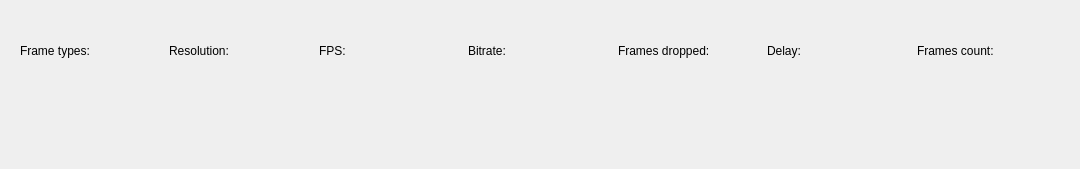
Qt form codec-preview/VideoStatisticsWidget.ui (pszopinski/codec-preview) before a commit.
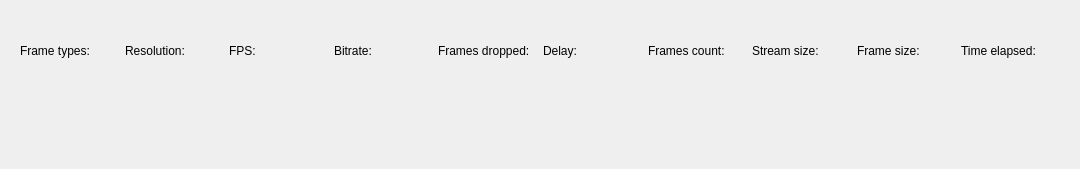
The same form after that commit.

Commit message: added: stream size, frame size and time

The edit to the form file:
```diff
--- a/codec-preview/VideoStatisticsWidget.ui
+++ b/codec-preview/VideoStatisticsWidget.ui
@@ -139,6 +139,60 @@
         </item>
        </layout>
       </item>
+	  <item row="0" column="7">
+       <layout class="QVBoxLayout" name="verticalLayout_15">
+        <item>
+         <widget class="QLabel" name="label_10">
+          <property name="text">
+           <string>Stream size:</string>
+          </property>
+         </widget>
+        </item>
+        <item>
+         <widget class="QLabel" name="streamSize">
+          <property name="text">
+           <string/>
+          </property>
+         </widget>
+        </item>
+       </layout>
+      </item>
+	  <item row="0" column="8">
+       <layout class="QVBoxLayout" name="verticalLayout_16">
+        <item>
+         <widget class="QLabel" name="label_11">
+          <property name="text">
+           <string>Frame size:</string>
+          </property>
+         </widget>
+        </item>
+        <item>
+         <widget class="QLabel" name="frameSize">
+          <property name="text">
+           <string/>
+          </property>
+         </widget>
+        </item>
+       </layout>
+      </item>
+	  <item row="0" column="9">
+       <layout class="QVBoxLayout" name="verticalLayout_17">
+        <item>
+         <widget class="QLabel" name="label_12">
+          <property name="text">
+           <string>Time elapsed:</string>
+          </property>
+         </widget>
+        </item>
+        <item>
+         <widget class="QLabel" name="timeElapsed">
+          <property name="text">
+           <string/>
+          </property>
+         </widget>
+        </item>
+       </layout>
+      </item>
      </layout>
     </widget>
    </item>
```
The commit also changes 3 other files.
